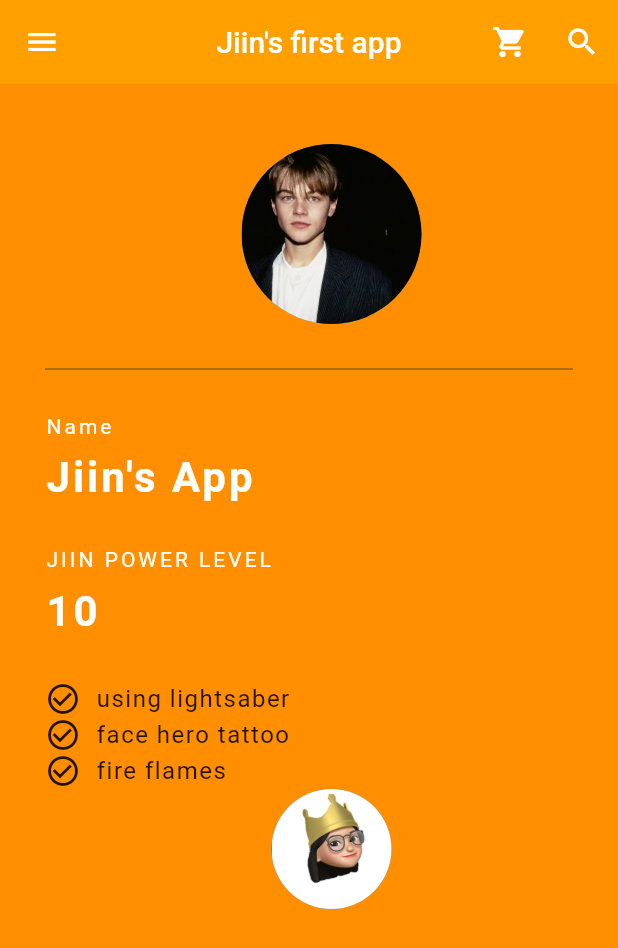
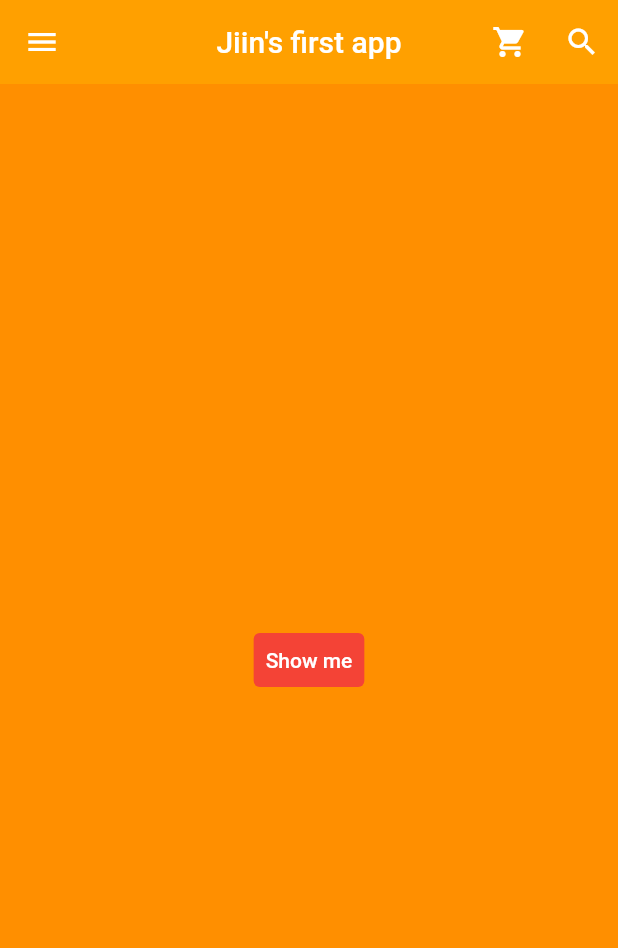
Before and after one commit to songhee-cho/Adobby-FlutterStudy, a Flutter app: the screen it shows after launch, on a phone screen of 412 x 824 dp. Shown: the top 948 px of the screen. Run offline on Flutter 3.47's test engine with Material 2 defaults, Android fonts, the phone set to English and light mode, and no system bars; missing offline and left inert: dart:html.

Commit message:
[Week3] Add Snackbar

```diff
--- a/Jiin/first_flutter_study/lib/main.dart
+++ b/Jiin/first_flutter_study/lib/main.dart
@@ -114,107 +114,22 @@ class Grade extends StatelessWidget {
             ],
           ),
         ),
-        body: Padding(
-          padding: EdgeInsets.fromLTRB(30.0, 40.0, 0.0, 0.0),
-          child: Column(
-            crossAxisAlignment: CrossAxisAlignment.start, //시작점 정렬
-            children: <Widget>[
-              Center(
-                child: CircleAvatar(
-                  backgroundImage: AssetImage('assets/unnamed.jpg'),
-                  radius: 60.0, //이미지 크기 설정
-                ),
+        body: Builder(builder: (BuildContext ctx) {
+          return Center(
+            child: TextButton(
+              style: ButtonStyle(
+                  backgroundColor: MaterialStateProperty.all(Colors.red)),
+              child: Text(
+                'Show me',
+                style: TextStyle(color: Colors.white),
               ),
-              Divider(
-                //구분선 추가
-                height: 60.0, //divider의 위아래 공백의 합(여기서는 위아래 각각 30px)
-                color: Colors.grey[850],
-                thickness: 0.5,
-                endIndent: 30.0, //구분선이 끝에서 몇 픽셀 떨어져있는지
-              ),
-              Text(
-                'Name',
-                style: TextStyle(
-                  color: Colors.white,
-                  letterSpacing: 2.0, //글자 간격 조절
-                ),
-              ),
-              SizedBox(
-                //sized box를 이용해 두 텍스트 사이의 간격 조절
-                height: 10.0,
-              ),
-              Text(
-                "Jiin\'s App",
-                style: TextStyle(
-                    color: Colors.white,
-                    letterSpacing: 2.0,
-                    fontSize: 28.0,
-                    fontWeight: FontWeight.bold),
-              ),
-              SizedBox(
-                height: 30,
-              ),
-              Text(
-                'JIIN POWER LEVEL',
-                style: TextStyle(
-                  color: Colors.white,
-                  letterSpacing: 2.0, //글자 간격 조절
-                ),
-              ),
-              SizedBox(
-                //sized box를 이용해 두 텍스트 사이의 간격 조절
-                height: 10.0,
-              ),
-              Text(
-                "10",
-                style: TextStyle(
-                    color: Colors.white,
-                    letterSpacing: 2.0,
-                    fontSize: 28.0,
-                    fontWeight: FontWeight.bold),
-              ),
-              SizedBox(height: 30.0),
-              Row(
-                //가로로 위젯 나열
-                children: <Widget>[
-                  Icon(Icons.check_circle_outline),
-                  SizedBox(width: 10.0), //아이콘과의 간격 조절
-                  Text(
-                    'using lightsaber',
-                    style: TextStyle(fontSize: 16.0, letterSpacing: 1.0),
-                  ),
-                ],
-              ),
-              Row(
-                //가로로 위젯 나열
-                children: <Widget>[
-                  Icon(Icons.check_circle_outline),
-                  SizedBox(width: 10.0),
-                  Text(
-                    'face hero tattoo',
-                    style: TextStyle(fontSize: 16.0, letterSpacing: 1.0),
-                  ),
-                ],
-              ),
-              Row(
-                //가로로 위젯 나열
-                children: <Widget>[
-                  Icon(Icons.check_circle_outline),
-                  SizedBox(width: 10.0),
-                  Text(
-                    'fire flames',
-                    style: TextStyle(fontSize: 16.0, letterSpacing: 1.0),
-                  ),
-                ],
-              ),
-              Center(
-                child: CircleAvatar(
-                  backgroundImage: AssetImage('assets/dec22.png'),
-                  radius: 40.0,
-                ),
-              ),
-            ],
-          ),
-        ));
+              onPressed: () {
+                ScaffoldMessenger.of(ctx).showSnackBar(SnackBar(
+                  content: Text('Hello'),
+                ));
+              },
+            ),
+          );
+        }));
   }
 }
```
